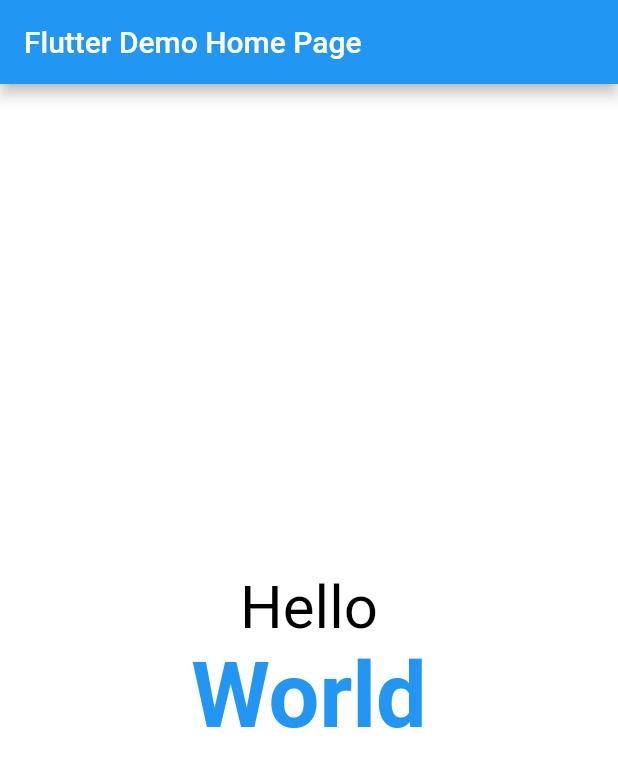
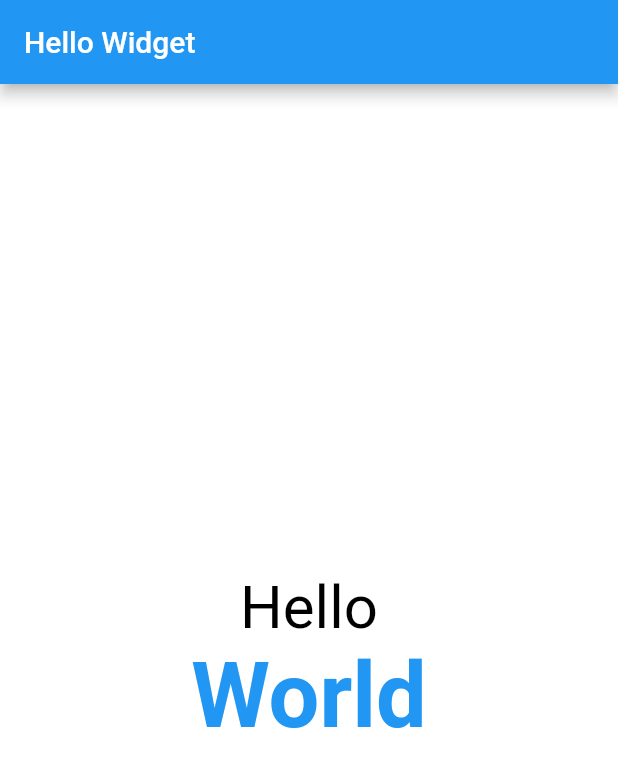
Before and after one commit to ericadiansyah/SekolahBetaEric, a Flutter app: the screen it shows after launch, on a phone screen of 412 x 824 dp. Shown: the top 767 px of the screen. Run offline on Flutter 3.47's test engine with Material 2 defaults, Android fonts, the phone set to English and light mode, and no system bars.

Commit message:
update helloWorld

```diff
--- a/lib/helloWorld.dart
+++ b/lib/helloWorld.dart
@@ -1,33 +1,17 @@
 import 'package:flutter/material.dart';
 
-class HelloWorld extends StatefulWidget {
-  const HelloWorld({Key? key, required this.title}) : super(key: key);
+class HelloWidget extends StatelessWidget {
+  const HelloWidget({Key? key}) : super(key: key);
 
-  // This widget is the home page of your application. It is stateful, meaning
-  // that it has a State object (defined below) that contains fields that affect
-  // how it looks.
-
-  // This class is the configuration for the state. It holds the values (in this
-  // case the title) provided by the parent (in this case the App widget) and
-  // used by the build method of the State. Fields in a Widget subclass are
-  // always marked "final".
-
-  final String title;
-
-  @override
-  State<HelloWorld> createState() => _HelloWorldState();
-}
-
-class _HelloWorldState extends State<HelloWorld> {
   @override
   Widget build(BuildContext context) {
     return Scaffold(
       appBar: AppBar(
-        title: Text(widget.title),
+        title: Text('Hello Widget'),
       ),
       body: Container(
         color: Colors.white,
-        child: Center(
+        constraints: BoxConstraints.expand(),
         child: Column(
           mainAxisAlignment: MainAxisAlignment.center,
           crossAxisAlignment: CrossAxisAlignment.center,
@@ -48,7 +32,6 @@ class _HelloWorldState extends State<HelloWorld> {
           ],
         ),
       ),
-      ),
     );
   }
 }
--- a/lib/main.dart
+++ b/lib/main.dart
@@ -15,7 +15,7 @@ class MyApp extends StatelessWidget {
       theme: ThemeData(
         primarySwatch: Colors.blue,
       ),
-      home: HelloWorld(title: 'Flutter Demo Home Page'),
+      home: HelloWidget(),
     );
   }
 }
```
Lines whose indentation alone changed are shown as unchanged.
